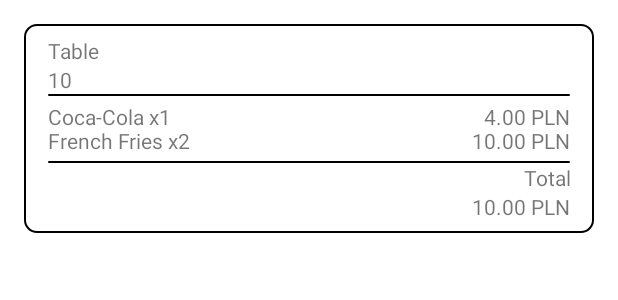
After one commit to bartlomiejkrawczyk/PAP-21Z, an Android app: the layout recycler_item_receipts.xml on its own in the app's theme, with its tools: preview values and no code run, on a phone screen of 412 x 824 dp. The commit adds this screen. Shown: the top 300 px of the screen. Run offline under Robolectric (Android 15) with nearby library versions, the light colour scheme and no system bars.

Commit message:
Added ReceiptsActivity

```diff
--- a/android/Restaurant/app/build.gradle
+++ b/android/Restaurant/app/build.gradle
@@ -31,11 +31,11 @@ android {
 dependencies {
 
     implementation fileTree(dir: 'libs', include: ['*.jar'])
-    implementation 'androidx.appcompat:appcompat:1.3.1'
+    implementation 'androidx.appcompat:appcompat:1.4.0'
     implementation 'com.google.android.material:material:1.4.0'
-    implementation 'androidx.constraintlayout:constraintlayout:2.1.1'
+    implementation 'androidx.constraintlayout:constraintlayout:2.1.2'
     implementation 'androidx.navigation:navigation-fragment:2.3.5'
-    implementation "androidx.fragment:fragment:1.3.6"
+    implementation "androidx.fragment:fragment:1.4.0"
     implementation 'androidx.navigation:navigation-ui:2.3.5'
     implementation 'androidx.lifecycle:lifecycle-extensions:2.2.0'
     implementation 'androidx.preference:preference:1.1.1'
--- a/android/Restaurant/app/src/main/AndroidManifest.xml
+++ b/android/Restaurant/app/src/main/AndroidManifest.xml
@@ -14,6 +14,9 @@
         android:roundIcon="@mipmap/ic_launcher_round"
         android:supportsRtl="true"
         android:theme="@style/Theme.Restaurant">
+        <activity
+            android:name=".ui.receipt.ReceiptsActivity"
+            android:exported="false" />
         <activity
             android:name=".ui.dish.DishesActivity"
             android:exported="false" />
--- a/android/Restaurant/app/src/main/java/com/example/restaurant/InterfaceApi.java
+++ b/android/Restaurant/app/src/main/java/com/example/restaurant/InterfaceApi.java
@@ -3,6 +3,7 @@ package com.example.restaurant;
 
 import com.example.restaurant.entities.DishCategory;
 import com.example.restaurant.entities.Employee;
+import com.example.restaurant.entities.Receipt;
 
 import java.util.List;
 
@@ -23,4 +24,7 @@ public interface InterfaceApi {
 
     @GET("api/dishCategories/mobile")
     Call<List<DishCategory>> getDishes();
+
+    @GET("api/receipts/all")
+    Call<List<Receipt>> getReceipts();
 }
--- /dev/null
+++ b/android/Restaurant/app/src/main/res/drawable/rectangle_divider.xml
@@ -0,0 +1,5 @@
+<?xml version="1.0" encoding="utf-8"?>
+<shape xmlns:android="http://schemas.android.com/apk/res/android">
+    <solid android:color="@color/black" />
+    <corners android:radius="1dp" />
+</shape>
--- /dev/null
+++ b/android/Restaurant/app/src/main/res/layout/recycler_item_receipts.xml
@@ -0,0 +1,77 @@
+<?xml version="1.0" encoding="utf-8"?>
+<LinearLayout xmlns:android="http://schemas.android.com/apk/res/android"
+    android:layout_width="match_parent"
+    android:layout_height="wrap_content"
+    xmlns:tools="http://schemas.android.com/tools"
+    xmlns:app="http://schemas.android.com/apk/res-auto"
+    android:orientation="vertical"
+    android:layout_margin="16dp"
+    android:background="@drawable/recycler_item_background_ripple"
+    android:paddingHorizontal="16dp"
+    android:paddingVertical="8dp">
+
+
+    <TextView
+        android:layout_width="match_parent"
+        android:layout_height="wrap_content"
+        android:text="@string/text_view_table_receipts_item" />
+
+    <TextView
+        android:id="@+id/text_view_table_receipts_item"
+        android:layout_width="match_parent"
+        android:layout_height="wrap_content"
+        tools:text="10" />
+
+    <ImageView
+        android:layout_width="match_parent"
+        android:layout_height="1dp"
+        android:src="@drawable/rectangle_divider"
+        android:contentDescription="@string/divider" />
+
+    <androidx.constraintlayout.widget.ConstraintLayout
+        android:layout_width="match_parent"
+        android:layout_height="wrap_content"
+        android:layout_marginVertical="4dp">
+
+        <TextView
+            android:id="@+id/text_view_orders_receipts_item"
+            android:layout_width="wrap_content"
+            android:layout_height="wrap_content"
+            tools:text="Coca-Cola x1\nFrench Fries x2"
+            app:layout_constraintTop_toTopOf="parent"
+            app:layout_constraintBottom_toBottomOf="parent"
+            app:layout_constraintStart_toStartOf="parent" />
+
+        <TextView
+            android:id="@+id/text_view_orders_prices_receipts_item"
+            android:layout_width="wrap_content"
+            android:layout_height="wrap_content"
+            tools:text="4.00 PLN\n10.00 PLN"
+            app:layout_constraintTop_toTopOf="parent"
+            app:layout_constraintBottom_toBottomOf="parent"
+            app:layout_constraintEnd_toEndOf="parent"
+            android:gravity="end" />
+
+    </androidx.constraintlayout.widget.ConstraintLayout>
+
+    <ImageView
+        android:layout_width="match_parent"
+        android:layout_height="1dp"
+        android:src="@drawable/rectangle_divider"
+        android:contentDescription="@string/divider" />
+
+    <TextView
+        android:layout_width="match_parent"
+        android:layout_height="wrap_content"
+        android:text="@string/text_view_total_receipts_item"
+        android:gravity="end" />
+
+    <TextView
+        android:id="@+id/text_view_total_receipts_item"
+        android:layout_width="match_parent"
+        android:layout_height="wrap_content"
+        android:gravity="end"
+        tools:text="10.00 PLN" />
+
+
+</LinearLayout>
--- a/android/Restaurant/app/src/main/res/values/strings.xml
+++ b/android/Restaurant/app/src/main/res/values/strings.xml
@@ -23,5 +23,12 @@
     <!-- Menu -->
     <string name="menu_settings">Settings</string>
 
+    <!-- Receipts Item -->
+    <string name="text_view_table_receipts_item">Table</string>
+    <string name="text_view_total_receipts_item">Total</string>
+
+
+    <string name="divider">Divider</string>
+
 
 </resources>
```
Also changed, not shown: android/Restaurant/app/src/main/java/com/example/restaurant/ui/receipt/ReceiptsActivity.java (added, +74 -0 lines), android/Restaurant/app/src/main/java/com/example/restaurant/ui/receipt/ReceiptsRecyclerViewAdapter.java (added, +95 -0 lines), android/Restaurant/app/src/main/res/layout/activity_receipts.xml (added, +14 -0 lines).
